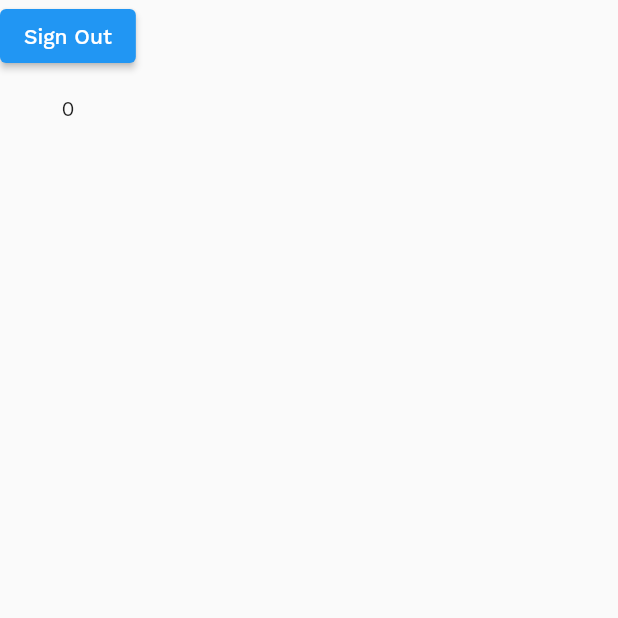
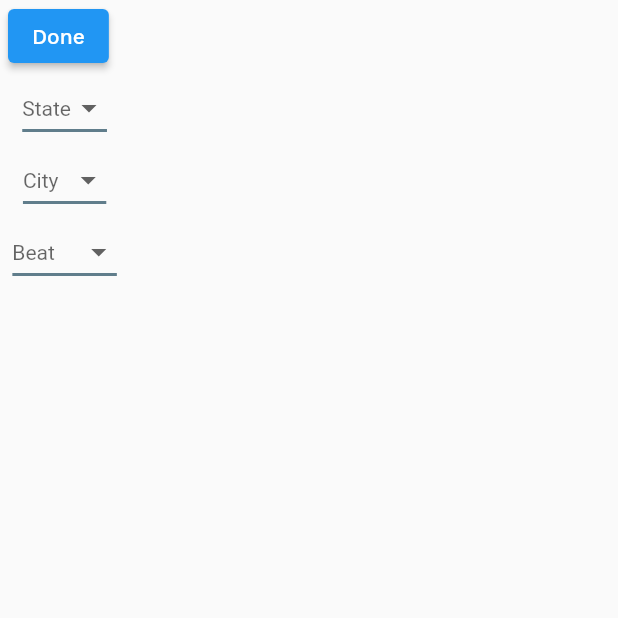
Before and after one commit to AdityaChaudhary18/chef_gram, a Flutter app: the screen it shows once a user with an empty profile is signed in, on a phone screen of 412 x 824 dp, the top half of it. Run offline on Flutter 3.47's test engine with Material 2 defaults, Android fonts, the phone set to English and light mode, and no system bars; our stand-ins replace cloud_firestore, firebase_auth, firebase_core, sizer; missing offline and left inert: dart:ffi; accounts and stored records are empty; network calls fail.

Commit message:
Added beatSelecetor page

```diff
--- a/lib/main.dart
+++ b/lib/main.dart
@@ -1,5 +1,6 @@
 import 'package:chef_gram/authentication_service.dart';
 import 'package:chef_gram/database_service.dart';
+import 'package:chef_gram/screens/Dashboard/beat_selector.dart';
 import 'package:chef_gram/screens/Dashboard/dashboard.dart';
 import 'package:chef_gram/screens/auth/login.dart';
 import 'package:firebase_auth/firebase_auth.dart';
@@ -13,7 +14,7 @@ import 'models/profile_model.dart';
 Future<void> main() async {
   WidgetsFlutterBinding.ensureInitialized();
   await Firebase.initializeApp();
-  Provider.debugCheckInvalidValueType=null;
+  Provider.debugCheckInvalidValueType = null;
   runApp(const MyApp());
 }
 
@@ -29,9 +30,7 @@ class MyApp extends StatelessWidget {
         ),
         StreamProvider(
           create: (context) =>
-          context
-              .read<AuthenticationService>()
-              .authStateChanges,
+              context.read<AuthenticationService>().authStateChanges,
           initialData: null,
         )
       ],
@@ -64,9 +63,9 @@ class AuthenticationWrapper extends StatelessWidget {
       return LogInPage();
     } else {
       return StreamProvider<Profile>.value(
-          value: DatabaseService(uid: firebaseUser.uid).profile,
-          initialData: Profile(name: '', age: 0),
-          child: Dashboard(),
+        value: DatabaseService(uid: firebaseUser.uid).profile,
+        initialData: Profile(name: '', age: 0),
+        child: BeatSelector(),
       );
     }
   }
--- /dev/null
+++ b/lib/screens/Dashboard/beat_selector.dart
@@ -0,0 +1,100 @@
+import 'dart:ffi';
+
+import 'package:chef_gram/screens/Dashboard/dashboard.dart';
+import 'package:flutter/material.dart';
+import 'package:sizer/sizer.dart';
+
+class BeatSelector extends StatefulWidget {
+  const BeatSelector({Key? key}) : super(key: key);
+
+  @override
+  State<BeatSelector> createState() => _BeatSelectorState();
+}
+
+class _BeatSelectorState extends State<BeatSelector> {
+  String state = 'none';
+
+  String city = 'none';
+
+  String beat = 'none';
+
+  @override
+  Widget build(BuildContext context) {
+    return SafeArea(
+      child: Scaffold(
+        body: Column(
+          children: [
+            ElevatedButton(
+              child: Text("Done"),
+              onPressed: () {
+                print(state);
+                print(city);
+                print(beat);
+
+                if (state != "none" && city != "none" && beat != "none") {
+                  Navigator.pushReplacement(
+                    context,
+                    MaterialPageRoute<void>(
+                      builder: (BuildContext context) => const Dashboard(),
+                    ),
+                  );
+                }
+              },
+            ),
+            dropDown(
+              hint: "State",
+              items: <String>[
+                'UP',
+                'Bihar',
+              ],
+            ),
+            dropDown(
+              hint: "City",
+              items: <String>[
+                'City1',
+                'City2',
+              ],
+            ),
+            dropDown(
+              hint: "Beat",
+              items: <String>[
+                'Nagar1',
+                'Nagar2',
+              ],
+            ),
+          ],
+        ),
+      ),
+    );
+  }
+
+  Padding dropDown({required String hint, required List items}) {
+    return Padding(
+      padding: EdgeInsets.only(left: 2.w),
+      child: DropdownButton<String>(
+        icon: const Icon(Icons.arrow_drop_down),
+        hint: Text(hint),
+        iconSize: 24,
+        elevation: 16,
+        style: const TextStyle(color: Colors.black),
+        underline: Container(
+          height: 2,
+          color: Colors.blueGrey,
+        ),
+        onChanged: (String? newValue) {
+          setState(() {
+            if (hint == "State") state = newValue!;
+            if (hint == "City") city = newValue!;
+            if (hint == "Beat") beat = newValue!;
+          });
+        },
+        items: items.map<DropdownMenuItem<String>>((value) {
+          return DropdownMenuItem<String>(
+            value: value,
+            child: Text(value),
+          );
+        }).toList(),
+      ),
+    );
+  }
+}
--- a/lib/screens/auth/login.dart
+++ b/lib/screens/auth/login.dart
@@ -43,7 +43,7 @@ class _LogInPageState extends State<LogInPage> {
                 ),
                 TextFormField(
                   controller: passwordController,
-                  textAlign: TextAlign.center,
+                  obscureText: true,
                   decoration: authTextFieldDecoration.copyWith(
                     labelText: "Password",
                     hintText: "Enter your Password",
```
